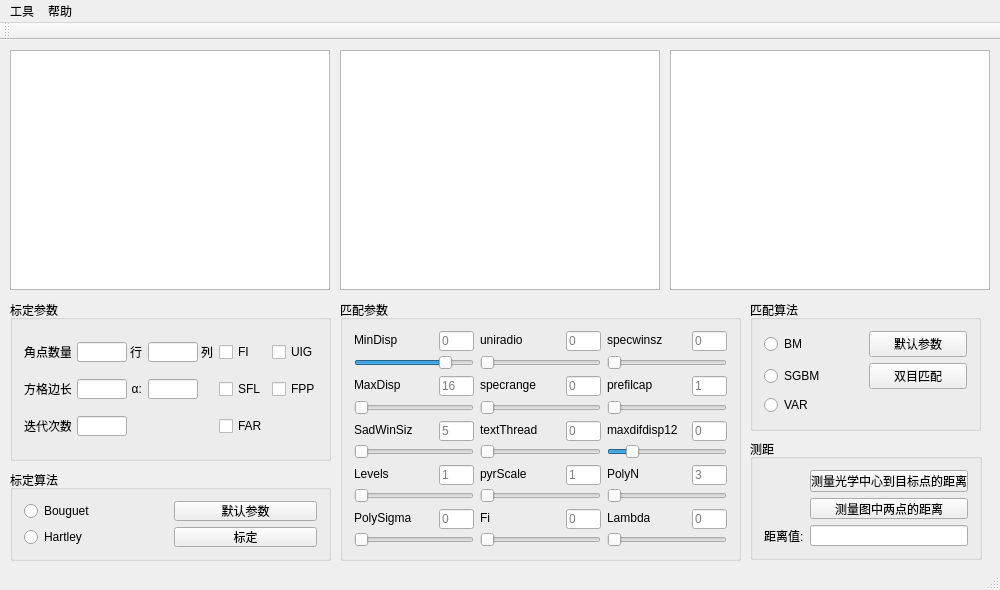
jiafeng5513/Evision, file Evision/src/Evision/Evision.ui: the form before one commit.
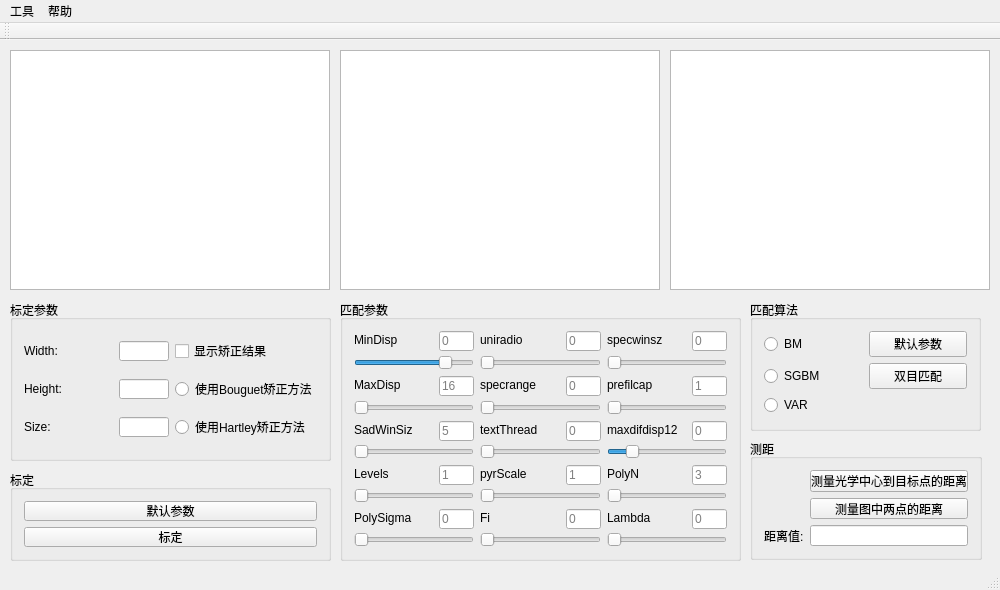
The form after the commit.

```diff
--- a/Evision/src/Evision/Evision.ui
+++ b/Evision/src/Evision/Evision.ui
@@ -102,14 +102,7 @@
      <item row="0" column="0">
       <widget class="QLabel" name="label_5">
        <property name="text">
-        <string>角点数量:</string>
-       </property>
-      </widget>
-     </item>
-     <item row="0" column="2">
-      <widget class="QLabel" name="label_6">
-       <property name="text">
-        <string>行</string>
+        <string>Width:</string>
        </property>
       </widget>
      </item>
@@ -129,31 +122,17 @@
        </property>
       </widget>
      </item>
-     <item row="0" column="4">
-      <widget class="QLabel" name="label_7">
+     <item row="0" column="2">
+      <widget class="QCheckBox" name="checkBox_showRectified">
        <property name="text">
-        <string>列</string>
+        <string>显示矫正结果</string>
        </property>
       </widget>
      </item>
-     <item row="0" column="5">
-      <widget class="QCheckBox" name="checkBox_FI">
+     <item row="1" column="0">
+      <widget class="QLabel" name="label_6">
        <property name="text">
-        <string>FI</string>
-       </property>
-      </widget>
-     </item>
-     <item row="0" column="6">
-      <widget class="QCheckBox" name="checkBox_UIG">
-       <property name="text">
-        <string>UIG</string>
-       </property>
-      </widget>
-     </item>
-     <item row="2" column="0">
-      <widget class="QLabel" name="label_8">
-       <property name="text">
-        <string>方格边长:</string>
+        <string>Height:</string>
        </property>
       </widget>
      </item>
@@ -173,17 +152,7 @@
        </property>
       </widget>
      </item>
-     <item row="2" column="2">
-      <widget class="QLabel" name="label_10">
-       <property name="text">
-        <string>α:</string>
-       </property>
-       <property name="alignment">
-        <set>Qt::AlignRight|Qt::AlignTrailing|Qt::AlignVCenter</set>
-       </property>
-      </widget>
-     </item>
-     <item row="0" column="3">
+     <item row="1" column="1">
       <widget class="QLineEdit" name="lineEdit_BoardHeight">
        <property name="minimumSize">
         <size>
@@ -199,63 +168,24 @@
        </property>
       </widget>
      </item>
-     <item row="2" column="3">
-      <widget class="QLineEdit" name="lineEdit_Alpha">
-       <property name="minimumSize">
-        <size>
-         <width>50</width>
-         <height>20</height>
-        </size>
-       </property>
-       <property name="maximumSize">
-        <size>
-         <width>50</width>
-         <height>20</height>
-        </size>
-       </property>
-      </widget>
-     </item>
-     <item row="2" column="5">
-      <widget class="QCheckBox" name="checkBox_SFL">
+     <item row="2" column="0">
+      <widget class="QLabel" name="label_8">
        <property name="text">
-        <string>SFL</string>
+        <string>Size:</string>
        </property>
       </widget>
      </item>
-     <item row="3" column="0">
-      <widget class="QLabel" name="label_9">
+     <item row="2" column="2">
+      <widget class="QRadioButton" name="radioButton_Hartley">
        <property name="text">
-        <string>迭代次数:</string>
+        <string>使用Hartley矫正方法</string>
        </property>
       </widget>
      </item>
-     <item row="3" column="5">
-      <widget class="QCheckBox" name="checkBox_FAR">
+     <item row="1" column="2">
+      <widget class="QRadioButton" name="radioButton_Bouguet">
        <property name="text">
-        <string>FAR</string>
-       </property>
-      </widget>
-     </item>
-     <item row="2" column="6">
-      <widget class="QCheckBox" name="checkBox_FPP">
-       <property name="text">
-        <string>FPP</string>
-       </property>
-      </widget>
-     </item>
-     <item row="3" column="1">
-      <widget class="QLineEdit" name="lineEdit__nBoards">
-       <property name="minimumSize">
-        <size>
-         <width>50</width>
-         <height>20</height>
-        </size>
-       </property>
-       <property name="maximumSize">
-        <size>
-         <width>50</width>
-         <height>20</height>
-        </size>
+        <string>使用Bouguet矫正方法</string>
        </property>
       </widget>
      </item>
@@ -1198,16 +1128,9 @@
      </rect>
     </property>
     <property name="title">
-     <string>标定算法</string>
+     <string>标定</string>
     </property>
     <layout class="QGridLayout" name="gridLayout_5">
-     <item row="0" column="1">
-      <widget class="QPushButton" name="pushButton_CalibDefault">
-       <property name="text">
-        <string>默认参数</string>
-       </property>
-      </widget>
-     </item>
      <item row="4" column="1">
       <widget class="QPushButton" name="pushButton">
        <property name="text">
@@ -1215,17 +1138,10 @@
        </property>
       </widget>
      </item>
-     <item row="0" column="0">
-      <widget class="QRadioButton" name="radioButton_Bouguet">
+     <item row="0" column="1">
+      <widget class="QPushButton" name="pushButton_CalibDefault">
        <property name="text">
-        <string>Bouguet</string>
-       </property>
-      </widget>
-     </item>
-     <item row="4" column="0">
-      <widget class="QRadioButton" name="radioButton_Hartley">
-       <property name="text">
-        <string>Hartley</string>
+        <string>默认参数</string>
        </property>
       </widget>
      </item>
```
Left out of the diff: 98 changed lines with no effect on the pictures.
